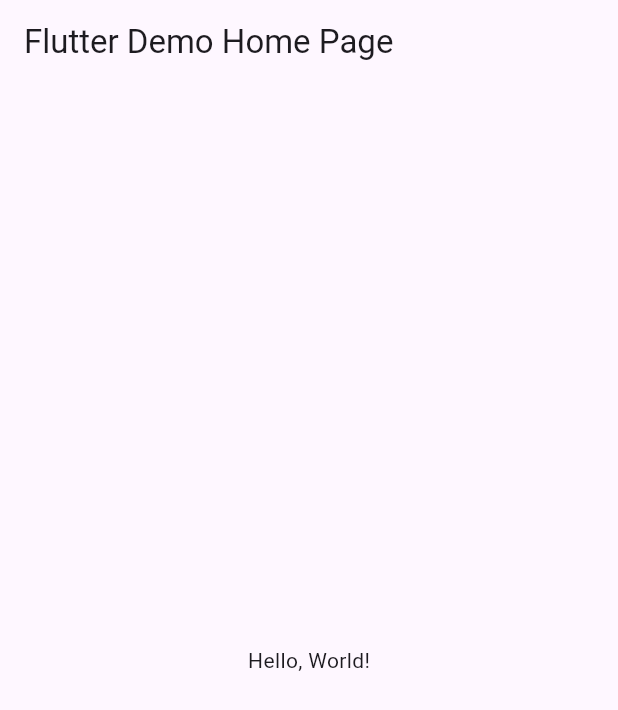
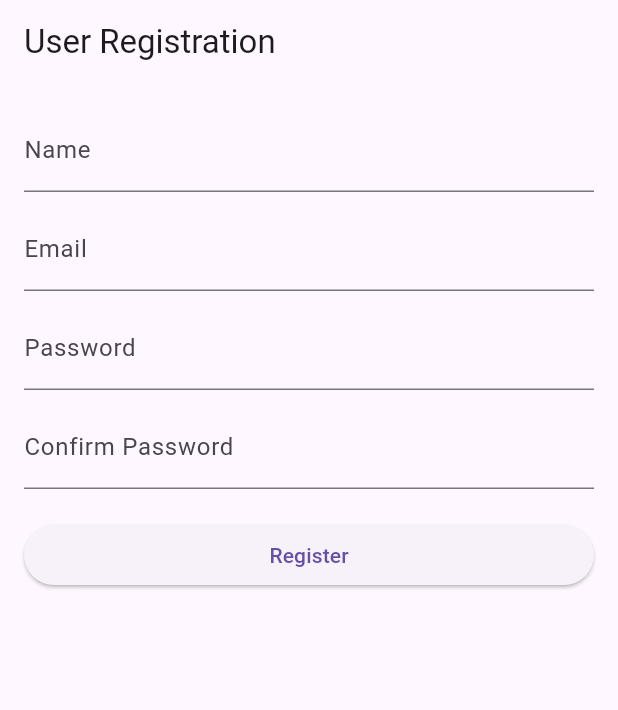
Before and after one commit to w3villa-pushkar-gupta/futter-registration, a Flutter app: the screen it shows after launch, on a phone screen of 412 x 824 dp. Shown: the top 710 px of the screen. Run offline on Flutter 3.47's test engine with Material 3 defaults, Android fonts, the phone set to English and light mode, and no system bars.

Commit message:
updated registration form code in main dart file

```diff
--- a/lib/main.dart
+++ b/lib/main.dart
@@ -1,41 +1,131 @@
 import 'package:flutter/material.dart';
 
-void main() => runApp(MyApp());
+void main() {
+  runApp(RegistrationForm());
+}
 
-class MyApp extends StatelessWidget {
-  const MyApp({super.key});
-  // This widget is the root of your application.
+class RegistrationForm extends StatelessWidget {
   @override
   Widget build(BuildContext context) {
     return MaterialApp(
-      // Application name
-      title: 'Flutter Hello World',
-      // Application theme data, you can set the colors for the application as
-      // you want
-      theme: ThemeData(
-        // useMaterial3: false,
-        primarySwatch: Colors.blue,
-      ),
-      // A widget which will be started on application startup
-      home: MyHomePage(title: 'Flutter Demo Home Page'),
+      title: 'Registration Form',
+      home: RegistrationPage(),
     );
   }
 }
 
-class MyHomePage extends StatelessWidget {
-  final String title;
-  const MyHomePage({super.key, required this.title});
+class RegistrationPage extends StatefulWidget {
+  @override
+  _RegistrationPageState createState() => _RegistrationPageState();
+}
+
+class _RegistrationPageState extends State<RegistrationPage> {
+  final _formKey = GlobalKey<FormState>();
+  final _nameController = TextEditingController();
+  final _emailController = TextEditingController();
+  final _passwordController = TextEditingController();
+  final _confirmPasswordController = TextEditingController();
+
+  @override
+  void dispose() {
+    _nameController.dispose();
+    _emailController.dispose();
+    _passwordController.dispose();
+    _confirmPasswordController.dispose();
+    super.dispose();
+  }
+
+  void _submitForm() {
+    if (_formKey.currentState!.validate()) {
+      ScaffoldMessenger.of(context).showSnackBar(
+        SnackBar(content: Text('Registration Successful')),
+      );
+    }
+  }
+
+  String? _validateName(String? value) {
+    if (value == null || value.trim().isEmpty) {
+      return 'Name is required';
+    }
+    if (value.trim().length < 3) {
+      return 'Name must be at least 3 characters';
+    }
+    return null;
+  }
+
+  String? _validateEmail(String? value) {
+    if (value == null || value.trim().isEmpty) {
+      return 'Email is required';
+    }
+    final emailRegex = RegExp(r'^[\w\.-]+@[\w\.-]+\.\w+$');
+    if (!emailRegex.hasMatch(value.trim())) {
+      return 'Enter a valid email';
+    }
+    return null;
+  }
+
+  String? _validatePassword(String? value) {
+    if (value == null || value.trim().isEmpty) {
+      return 'Password is required';
+    }
+    if (value.length < 6) {
+      return 'Password must be at least 6 characters';
+    }
+    return null;
+  }
+
+  String? _validateConfirmPassword(String? value) {
+    if (value == null || value.trim().isEmpty) {
+      return 'Confirm password is required';
+    }
+    if (value != _passwordController.text) {
+      return 'Passwords do not match';
+    }
+    return null;
+  }
 
   @override
   Widget build(BuildContext context) {
     return Scaffold(
-      appBar: AppBar(
-        // The title text which will be shown on the action bar
-        title: Text(title),
-      ),
-      body: Center(
-        child: Text(
-          'Hello, World!',
+      appBar: AppBar(title: Text('User Registration')),
+      body: Padding(
+        padding: const EdgeInsets.all(16.0),
+        child: Form(
+          key: _formKey,
+          child: ListView(
+            children: [
+              TextFormField(
+                controller: _nameController,
+                decoration: InputDecoration(labelText: 'Name'),
+                validator: _validateName,
+              ),
+              SizedBox(height: 10),
+              TextFormField(
+                controller: _emailController,
+                decoration: InputDecoration(labelText: 'Email'),
+                validator: _validateEmail,
+              ),
+              SizedBox(height: 10),
+              TextFormField(
+                controller: _passwordController,
+                decoration: InputDecoration(labelText: 'Password'),
+                obscureText: true,
+                validator: _validatePassword,
+              ),
+              SizedBox(height: 10),
+              TextFormField(
+                controller: _confirmPasswordController,
+                decoration: InputDecoration(labelText: 'Confirm Password'),
+                obscureText: true,
+                validator: _validateConfirmPassword,
+              ),
+              SizedBox(height: 20),
+              ElevatedButton(
+                onPressed: _submitForm,
+                child: Text('Register'),
+              ),
+            ],
+          ),
         ),
       ),
     );
```
